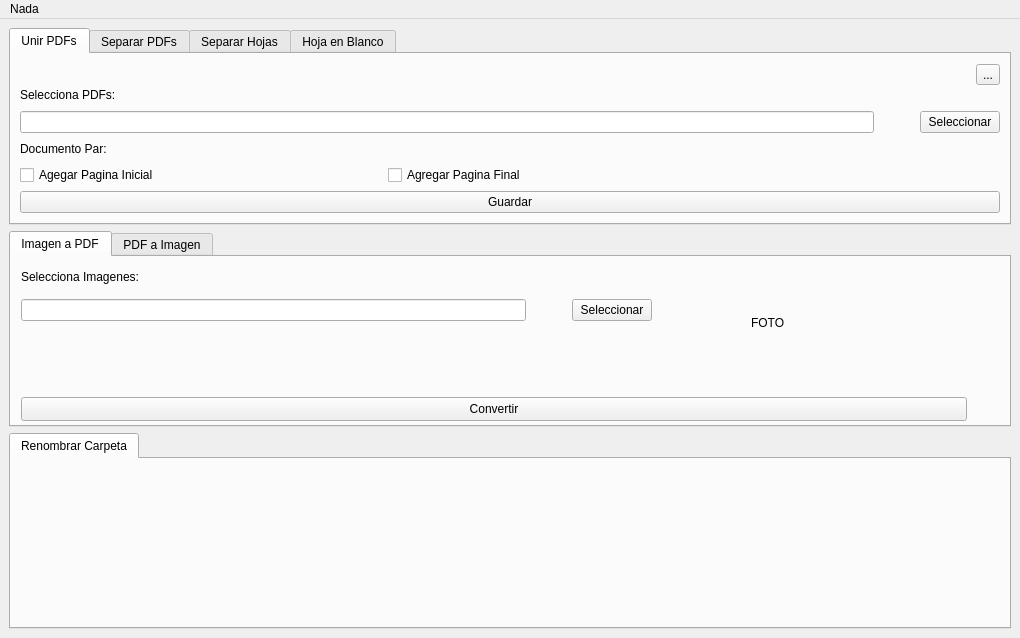
agustin-d-martinez/myLovePDF, file App/form.ui: the form before one commit.
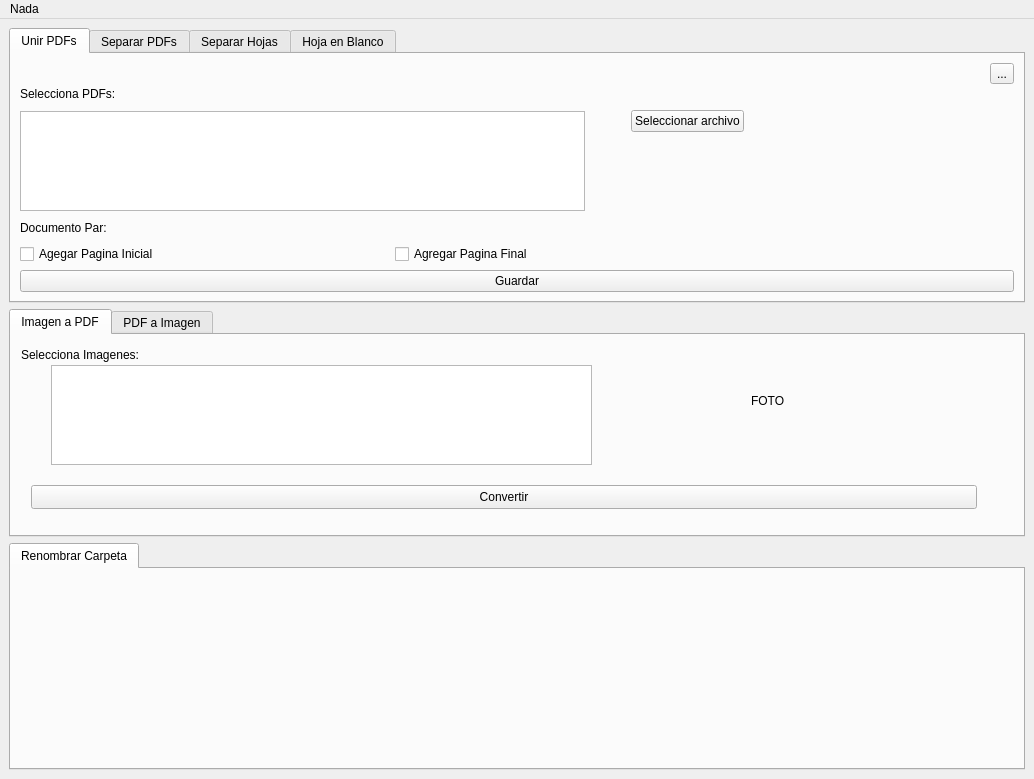
The form after the commit. The open tabs and pages were chosen to show the change. Custom widgets are drawn as their Qt base class.

Patch:
```diff
--- a/App/form.ui
+++ b/App/form.ui
@@ -6,8 +6,8 @@
    <rect>
     <x>0</x>
     <y>0</y>
-    <width>1020</width>
-    <height>638</height>
+    <width>1034</width>
+    <height>779</height>
    </rect>
   </property>
   <property name="windowTitle">
@@ -100,13 +100,19 @@
              <enum>QLayout::SizeConstraint::SetDefaultConstraint</enum>
             </property>
             <item>
-             <widget class="QLineEdit" name="FileSelector_1">
+             <widget class="ButtonListWidget" name="ListFileSelector">
               <property name="sizePolicy">
-               <sizepolicy hsizetype="MinimumExpanding" vsizetype="Fixed">
+               <sizepolicy hsizetype="Expanding" vsizetype="Fixed">
                 <horstretch>0</horstretch>
                 <verstretch>0</verstretch>
                </sizepolicy>
               </property>
+              <property name="maximumSize">
+               <size>
+                <width>16777215</width>
+                <height>100</height>
+               </size>
+              </property>
              </widget>
             </item>
             <item>
@@ -115,7 +121,7 @@
                <enum>Qt::Orientation::Horizontal</enum>
               </property>
               <property name="sizeType">
-               <enum>QSizePolicy::Policy::Fixed</enum>
+               <enum>QSizePolicy::Policy::Preferred</enum>
               </property>
               <property name="sizeHint" stdset="0">
                <size>
@@ -125,13 +131,29 @@
               </property>
              </spacer>
             </item>
-            <item>
+            <item alignment="Qt::AlignmentFlag::AlignTop">
              <widget class="QPushButton" name="ButtonFileSelect">
               <property name="text">
-               <string>Seleccionar</string>
+               <string>Seleccionar archivo</string>
               </property>
              </widget>
             </item>
+            <item>
+             <spacer name="horizontalSpacer_9">
+              <property name="orientation">
+               <enum>Qt::Orientation::Horizontal</enum>
+              </property>
+              <property name="sizeType">
+               <enum>QSizePolicy::Policy::Minimum</enum>
+              </property>
+              <property name="sizeHint" stdset="0">
+               <size>
+                <width>270</width>
+                <height>10</height>
+               </size>
+              </property>
+             </spacer>
+            </item>
            </layout>
           </item>
           <item>
@@ -727,59 +749,11 @@
          <string>Selecciona Imagenes:</string>
         </property>
        </widget>
-       <widget class="QWidget" name="layoutWidget_4">
-        <property name="geometry">
-         <rect>
-          <x>10</x>
-          <y>40</y>
-          <width>631</width>
-          <height>26</height>
-         </rect>
-        </property>
-        <layout class="QHBoxLayout" name="horizontalLayout_6">
-         <property name="sizeConstraint">
-          <enum>QLayout::SizeConstraint::SetDefaultConstraint</enum>
-         </property>
-         <item>
-          <widget class="QLineEdit" name="FileSelector_5">
-           <property name="sizePolicy">
-            <sizepolicy hsizetype="MinimumExpanding" vsizetype="Fixed">
-             <horstretch>0</horstretch>
-             <verstretch>0</verstretch>
-            </sizepolicy>
-           </property>
-          </widget>
-         </item>
-         <item>
-          <spacer name="horizontalSpacer_6">
-           <property name="orientation">
-            <enum>Qt::Orientation::Horizontal</enum>
-           </property>
-           <property name="sizeType">
-            <enum>QSizePolicy::Policy::Fixed</enum>
-           </property>
-           <property name="sizeHint" stdset="0">
-            <size>
-             <width>40</width>
-             <height>10</height>
-            </size>
-           </property>
-          </spacer>
-         </item>
-         <item>
-          <widget class="QPushButton" name="ButtonFileSelect_5">
-           <property name="text">
-            <string>Seleccionar</string>
-           </property>
-          </widget>
-         </item>
-        </layout>
-       </widget>
        <widget class="QPushButton" name="SaveButton_5">
         <property name="geometry">
          <rect>
-          <x>10</x>
-          <y>140</y>
+          <x>20</x>
+          <y>150</y>
           <width>946</width>
           <height>24</height>
          </rect>
@@ -813,6 +787,28 @@
          <string>FOTO</string>
         </property>
        </widget>
+       <widget class="ButtonListWidget" name="ListFileSelector_2">
+        <property name="geometry">
+         <rect>
+          <x>40</x>
+          <y>30</y>
+          <width>541</width>
+          <height>100</height>
+         </rect>
+        </property>
+        <property name="sizePolicy">
+         <sizepolicy hsizetype="Expanding" vsizetype="Fixed">
+          <horstretch>0</horstretch>
+          <verstretch>0</verstretch>
+         </sizepolicy>
+        </property>
+        <property name="maximumSize">
+         <size>
+          <width>16777215</width>
+          <height>100</height>
+         </size>
+        </property>
+       </widget>
       </widget>
       <widget class="QWidget" name="tab_4">
        <attribute name="title">
@@ -926,7 +922,7 @@
     <rect>
      <x>0</x>
      <y>0</y>
-     <width>1020</width>
+     <width>1034</width>
      <height>21</height>
     </rect>
    </property>
@@ -938,6 +934,13 @@
    <addaction name="menuNada"/>
   </widget>
  </widget>
+ <customwidgets>
+  <customwidget>
+   <class>ButtonListWidget</class>
+   <extends>QListWidget</extends>
+   <header>widgets</header>
+  </customwidget>
+ </customwidgets>
  <tabstops>
   <tabstop>tabWidget</tabstop>
   <tabstop>toolButton</tabstop>
```
Left out of the diff: 43 changed lines with no effect on the pictures.
